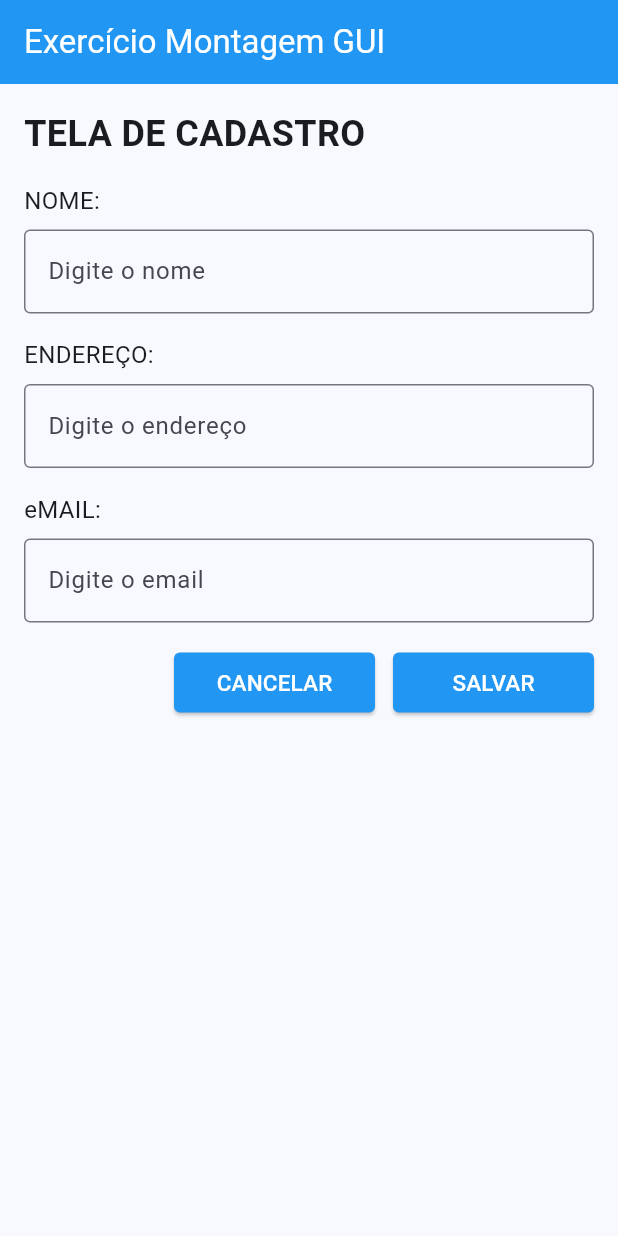
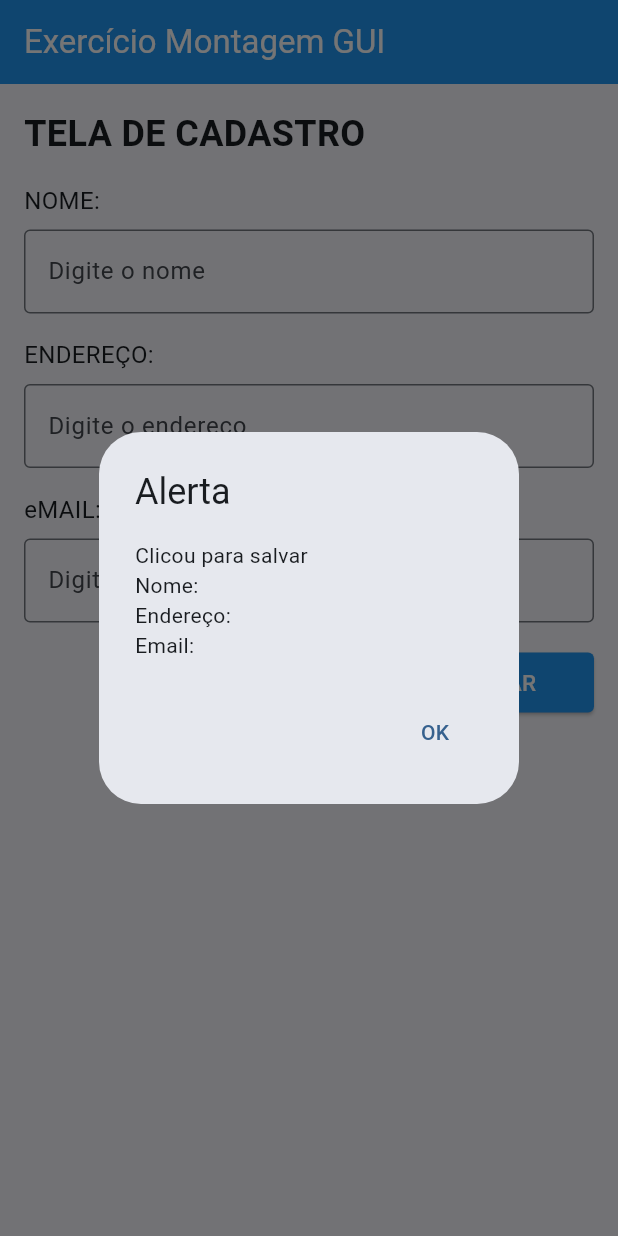
Before and after one commit to alinegtcl/AvaliacaoMontagemGUIFlutter, a Flutter app: the screen it shows after launch, after a tap on "SALVAR", on a phone screen of 412 x 824 dp. Run offline on Flutter 3.47's test engine with Material 3 defaults, Android fonts, the phone set to English and light mode, and no system bars.

Commit message:
feat(dialog): added alert when clicking cancel and save buttons.

```diff
--- a/lib/registration/registration_screen.dart
+++ b/lib/registration/registration_screen.dart
@@ -87,7 +87,7 @@ class RegistrationPage extends StatelessWidget {
                     Expanded(
                       child: ElevatedButton(
                         onPressed: () {
-                          // adicionar mensagem
+                          _showAlert(context, "Clicou no botão cancelar");
                         },
                         style: ButtonStyle(
                           backgroundColor:
@@ -108,11 +108,14 @@ class RegistrationPage extends StatelessWidget {
                         ),
                       ),
                     ),
-                    SizedBox(width: 12.0),
+                    const SizedBox(width: 16.0),
                     Expanded(
                       child: ElevatedButton(
                         onPressed: () {
-                          // adicionar mensagem
+                          String data =
+                              "\nNome: ${nameController.text} \nEndereço: ${addressController.text}\nEmail: ${emailController.text}";
+
+                          _showAlert(context, "Clicou para salvar $data");
                         },
                         style: ButtonStyle(
                           backgroundColor:
@@ -142,4 +145,24 @@ class RegistrationPage extends StatelessWidget {
       ),
     );
   }
+
+  void _showAlert(BuildContext context, String message) {
+    showDialog(
+      context: context,
+      builder: (BuildContext context) {
+        return AlertDialog(
+          title: Text('Alerta'),
+          content: Text(message),
+          actions: [
+            TextButton(
+              onPressed: () {
+                Navigator.of(context).pop();
+              },
+              child: Text('OK'),
+            ),
+          ],
+        );
+      },
+    );
+  }
 }
```
